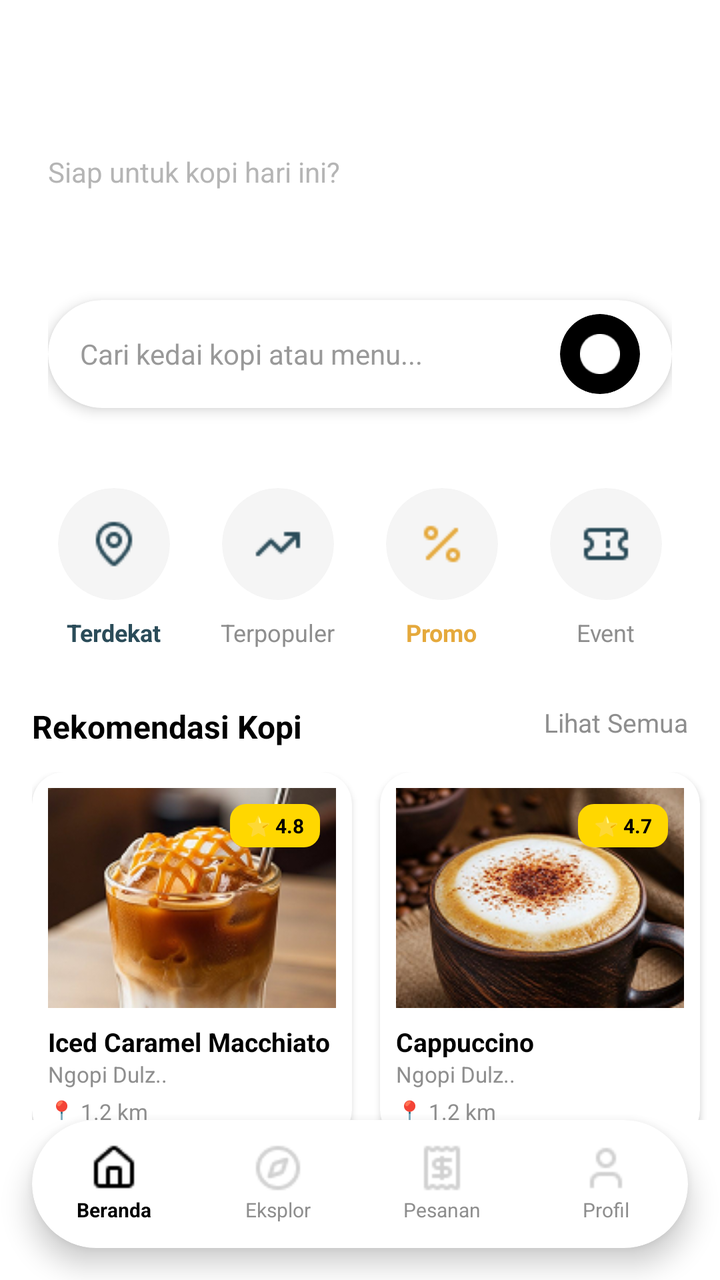
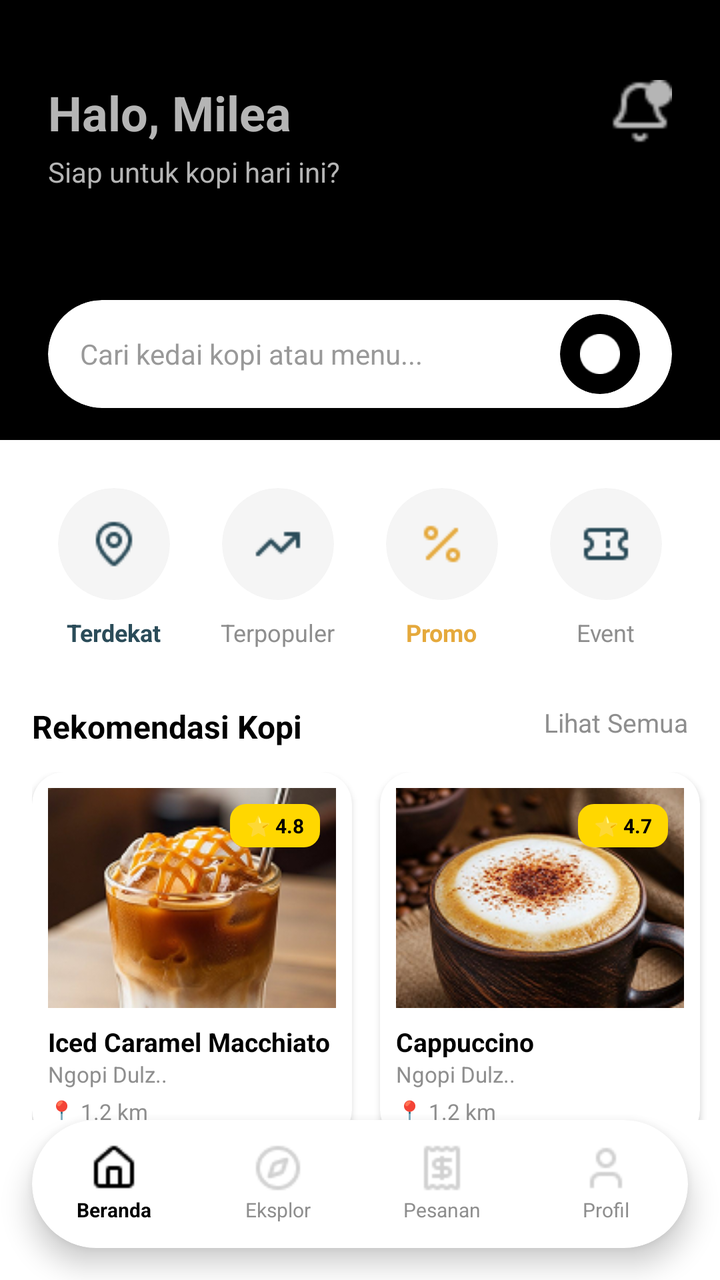

Compare the two renders of this Android layout. The source of the first and the diff that turns it into the second are given below.
<!-- AndroidManifest.xml: application theme Theme.NgopiDulz_frontend -->
<!-- res/layout/activity_main.xml -->
<?xml version="1.0" encoding="utf-8"?>
<androidx.constraintlayout.widget.ConstraintLayout xmlns:android="http://schemas.android.com/apk/res/android"
    xmlns:app="http://schemas.android.com/apk/res-auto"
    xmlns:tools="http://tools.android.com/tools"
    android:layout_width="match_parent"
    android:layout_height="match_parent"
    android:background="#FFFFFF"
    tools:context=".MainActivity">

    <androidx.core.widget.NestedScrollView
        android:layout_width="match_parent"
        android:layout_height="0dp"
        android:fillViewport="true"
        app:layout_constraintBottom_toTopOf="@id/bottom_navigation_card"
        app:layout_constraintTop_toTopOf="parent">

        <LinearLayout
            android:layout_width="match_parent"
            android:layout_height="wrap_content"
            android:orientation="vertical">

            <androidx.constraintlayout.widget.ConstraintLayout
                android:layout_width="match_parent"
                android:layout_height="220dp"
                android:background="@drawable/bg_header_curved"
                android:paddingHorizontal="24dp"
                android:paddingTop="40dp">

                <TextView
                    android:id="@+id/tv_halo"
                    android:layout_width="wrap_content"
                    android:layout_height="wrap_content"
                    android:text="Halo, Milea"
                    android:textColor="#FFFFFF"
                    android:textSize="24sp"
                    android:textStyle="bold"
                    app:layout_constraintStart_toStartOf="parent"
                    app:layout_constraintTop_toTopOf="parent" />

                <TextView
                    android:layout_width="wrap_content"
                    android:layout_height="wrap_content"
                    android:layout_marginTop="4dp"
                    android:text="Siap untuk kopi hari ini?"
                    android:textColor="#B5B5B5"
                    android:textSize="14sp"
                    app:layout_constraintTop_toBottomOf="@id/tv_halo"
                    app:layout_constraintStart_toStartOf="parent" />

                <ImageView
                    android:layout_width="32dp"
                    android:layout_height="32dp"
                    android:src="@drawable/ic_bell"
                    app:layout_constraintEnd_toEndOf="parent"
                    app:layout_constraintTop_toTopOf="parent"
                    app:tint="#FFFFFF" />

                <androidx.cardview.widget.CardView
                    android:layout_width="match_parent"
                    android:layout_height="54dp"
                    android:layout_marginBottom="16dp"
                    app:cardBackgroundColor="#FFFFFF"
                    app:cardCornerRadius="27dp"
                    app:cardElevation="4dp"
                    app:layout_constraintBottom_toBottomOf="parent">

                    <RelativeLayout
                        android:layout_width="match_parent"
                        android:layout_height="match_parent"
                        android:paddingHorizontal="16dp">

                        <EditText
                            android:layout_width="match_parent"
                            android:layout_height="match_parent"
                            android:layout_toStartOf="@id/btn_search_trigger"
                            android:background="@android:color/transparent"
                            android:hint="Cari kedai kopi atau menu..."
                            android:textColor="#000000"
                            android:textColorHint="#999999"
                            android:textSize="14sp" />

                        <androidx.cardview.widget.CardView
                            android:id="@+id/btn_search_trigger"
                            android:layout_width="40dp"
                            android:layout_height="40dp"
                            android:layout_alignParentEnd="true"
                            android:layout_centerVertical="true"
                            app:cardBackgroundColor="#000000"
                            app:cardCornerRadius="20dp"
                            app:cardElevation="0dp">
                            <ImageView
                                android:layout_width="match_parent"
                                android:layout_height="match_parent"
                                android:padding="10dp"
                                android:src="@drawable/ic_search_black"
                                app:tint="#FFFFFF" />
                        </androidx.cardview.widget.CardView>
                    </RelativeLayout>
                </androidx.cardview.widget.CardView>
            </androidx.constraintlayout.widget.ConstraintLayout>

            <LinearLayout
                android:layout_width="match_parent"
                android:layout_height="wrap_content"
                android:layout_marginTop="24dp"
                android:orientation="horizontal"
                android:weightSum="4"
                android:paddingHorizontal="16dp">

                <LinearLayout android:layout_width="0dp" android:layout_height="wrap_content" android:layout_weight="1" android:orientation="vertical" android:gravity="center">
                    <androidx.cardview.widget.CardView android:layout_width="56dp" android:layout_height="56dp" app:cardCornerRadius="28dp" app:cardBackgroundColor="#F5F5F5" app:cardElevation="0dp">
                        <ImageView android:layout_width="match_parent" android:layout_height="match_parent" android:padding="16dp" android:src="@drawable/ic_terdekat" app:tint="#2B4C59"/>
                    </androidx.cardview.widget.CardView>
                    <TextView android:layout_width="wrap_content" android:layout_height="wrap_content" android:text="Terdekat" android:textColor="#2B4C59" android:textSize="12sp" android:layout_marginTop="8dp" android:textStyle="bold"/>
                </LinearLayout>

                <LinearLayout android:layout_width="0dp" android:layout_height="wrap_content" android:layout_weight="1" android:orientation="vertical" android:gravity="center">
                    <androidx.cardview.widget.CardView android:layout_width="56dp" android:layout_height="56dp" app:cardCornerRadius="28dp" app:cardBackgroundColor="#F5F5F5" app:cardElevation="0dp">
                        <ImageView android:layout_width="match_parent" android:layout_height="match_parent" android:padding="16dp" android:src="@drawable/ic_terpopuler" app:tint="#2B4C59"/>
                    </androidx.cardview.widget.CardView>
                    <TextView android:layout_width="wrap_content" android:layout_height="wrap_content" android:text="Terpopuler" android:textColor="#8E8E8E" android:textSize="12sp" android:layout_marginTop="8dp"/>
                </LinearLayout>

                <LinearLayout android:layout_width="0dp" android:layout_height="wrap_content" android:layout_weight="1" android:orientation="vertical" android:gravity="center">
                    <androidx.cardview.widget.CardView android:layout_width="56dp" android:layout_height="56dp" app:cardCornerRadius="28dp" app:cardBackgroundColor="#F5F5F5" app:cardElevation="0dp">
                        <ImageView android:layout_width="match_parent" android:layout_height="match_parent" android:padding="16dp" android:src="@drawable/ic_promo" app:tint="#E5A93C"/>
                    </androidx.cardview.widget.CardView>
                    <TextView android:layout_width="wrap_content" android:layout_height="wrap_content" android:text="Promo" android:textColor="#E5A93C" android:textSize="12sp" android:layout_marginTop="8dp" android:textStyle="bold"/>
                </LinearLayout>

                <LinearLayout android:layout_width="0dp" android:layout_height="wrap_content" android:layout_weight="1" android:orientation="vertical" android:gravity="center">
                    <androidx.cardview.widget.CardView android:layout_width="56dp" android:layout_height="56dp" app:cardCornerRadius="28dp" app:cardBackgroundColor="#F5F5F5" app:cardElevation="0dp">
                        <ImageView android:layout_width="match_parent" android:layout_height="match_parent" android:padding="16dp" android:src="@drawable/ic_event" app:tint="#2B4C59"/>
                    </androidx.cardview.widget.CardView>
                    <TextView android:layout_width="wrap_content" android:layout_height="wrap_content" android:text="Event" android:textColor="#8E8E8E" android:textSize="12sp" android:layout_marginTop="8dp"/>
                </LinearLayout>
            </LinearLayout>

            <RelativeLayout
                android:layout_width="match_parent"
                android:layout_height="wrap_content"
                android:layout_marginTop="28dp"
                android:paddingHorizontal="16dp">
                <TextView
                    android:layout_width="wrap_content"
                    android:layout_height="wrap_content"
                    android:text="Rekomendasi Kopi"
                    android:textColor="#000000"
                    android:textSize="16sp"
                    android:textStyle="bold" />
                <TextView
                    android:layout_width="wrap_content"
                    android:layout_height="wrap_content"
                    android:layout_alignParentEnd="true"
                    android:text="Lihat Semua"
                    android:textColor="#8E8E8E"
                    android:textSize="13sp" />
            </RelativeLayout>

            <HorizontalScrollView
                android:layout_width="match_parent"
                android:layout_height="wrap_content"
                android:scrollbars="none"
                android:layout_marginTop="12dp"
                android:paddingHorizontal="16dp"
                android:clipToPadding="false">

                <LinearLayout
                    android:layout_width="wrap_content"
                    android:layout_height="wrap_content"
                    android:orientation="horizontal">

                    <androidx.cardview.widget.CardView
                        android:layout_width="160dp"
                        android:layout_height="wrap_content"
                        android:layout_marginEnd="14dp"
                        android:layout_marginBottom="8dp"
                        app:cardBackgroundColor="#FFFFFF"
                        app:cardCornerRadius="16dp"
                        app:cardElevation="2dp">

                        <LinearLayout
                            android:layout_width="match_parent"
                            android:layout_height="wrap_content"
                            android:orientation="vertical"
                            android:padding="8dp">

                            <FrameLayout
                                android:layout_width="match_parent"
                                android:layout_height="110dp">
                                <ImageView
                                    android:layout_width="match_parent"
                                    android:layout_height="match_parent"
                                    android:scaleType="centerCrop"
                                    android:src="@drawable/img_macchiato" />
                                <TextView
                                    android:layout_width="wrap_content"
                                    android:layout_height="wrap_content"
                                    android:layout_gravity="end"
                                    android:layout_margin="8dp"
                                    android:background="@drawable/bg_rating_badge"
                                    android:paddingHorizontal="8dp"
                                    android:paddingVertical="4dp"
                                    android:text="⭐ 4.8"
                                    android:textColor="#000000"
                                    android:textSize="10sp"
                                    android:textStyle="bold" />
                            </FrameLayout>

                            <TextView
                                android:layout_width="match_parent"
                                android:layout_height="wrap_content"
                                android:layout_marginTop="8dp"
                                android:text="Iced Caramel Macchiato"
                                android:textColor="#000000"
                                android:textSize="13sp"
                                android:textStyle="bold"
                                android:maxLines="1"
                                android:ellipsize="end"/>
                            <TextView
                                android:layout_width="match_parent"
                                android:layout_height="wrap_content"
                                android:text="Ngopi Dulz.."
                                android:textColor="#8E8E8E"
                                android:textSize="11sp" />
                            <TextView
                                android:layout_width="match_parent"
                                android:layout_height="wrap_content"
                                android:layout_marginTop="4dp"
                                android:text="📍 1.2 km"
                                android:textColor="#8E8E8E"
                                android:textSize="11sp" />
                        </LinearLayout>
                    </androidx.cardview.widget.CardView>

                    <androidx.cardview.widget.CardView
                        android:layout_width="160dp"
                        android:layout_height="wrap_content"
                        android:layout_marginEnd="14dp"
                        android:layout_marginBottom="8dp"
                        app:cardBackgroundColor="#FFFFFF"
                        app:cardCornerRadius="16dp"
                        app:cardElevation="2dp">

                        <LinearLayout
                            android:layout_width="match_parent"
                            android:layout_height="wrap_content"
                            android:orientation="vertical"
                            android:padding="8dp">

                            <FrameLayout
                                android:layout_width="match_parent"
                                android:layout_height="110dp">
                                <ImageView
                                    android:layout_width="match_parent"
                                    android:layout_height="match_parent"
                                    android:scaleType="centerCrop"
                                    android:src="@drawable/img_cappuccino" />
                                <TextView
                                    android:layout_width="wrap_content"
                                    android:layout_height="wrap_content"
                                    android:layout_gravity="end"
                                    android:layout_margin="8dp"
                                    android:background="@drawable/bg_rating_badge"
                                    android:paddingHorizontal="8dp"
                                    android:paddingVertical="4dp"
                                    android:text="⭐ 4.7"
                                    android:textColor="#000000"
                                    android:textSize="10sp"
                                    android:textStyle="bold" />
                            </FrameLayout>

                            <TextView
                                android:layout_width="match_parent"
                                android:layout_height="wrap_content"
                                android:layout_marginTop="8dp"
                                android:text="Cappuccino"
                                android:textColor="#000000"
                                android:textSize="13sp"
                                android:textStyle="bold" />
                            <TextView
                                android:layout_width="match_parent"
                                android:layout_height="wrap_content"
                                android:text="Ngopi Dulz.."
                                android:textColor="#8E8E8E"
                                android:textSize="11sp" />
                            <TextView
                                android:layout_width="match_parent"
                                android:layout_height="wrap_content"
                                android:layout_marginTop="4dp"
                                android:text="📍 1.2 km"
                                android:textColor="#8E8E8E"
                                android:textSize="11sp" />
                        </LinearLayout>
                    </androidx.cardview.widget.CardView>
                </LinearLayout>
            </HorizontalScrollView>

            <RelativeLayout
                android:layout_width="match_parent"
                android:layout_height="wrap_content"
                android:layout_marginTop="20dp"
                android:paddingHorizontal="16dp">
                <TextView
                    android:layout_width="wrap_content"
                    android:layout_height="wrap_content"
                    android:text="Rekomendasi Pastry"
                    android:textColor="#000000"
                    android:textSize="16sp"
                    android:textStyle="bold" />
                <TextView
                    android:layout_width="wrap_content"
                    android:layout_height="wrap_content"
                    android:layout_alignParentEnd="true"
                    android:text="Lihat Semua"
                    android:textColor="#8E8E8E"
                    android:textSize="13sp" />
            </RelativeLayout>

            <HorizontalScrollView
                android:layout_width="match_parent"
                android:layout_height="wrap_content"
                android:scrollbars="none"
                android:layout_marginTop="12dp"
                android:paddingHorizontal="16dp"
                android:clipToPadding="false"
                android:layout_marginBottom="32dp">

                <LinearLayout
                    android:layout_width="wrap_content"
                    android:layout_height="wrap_content"
                    android:orientation="horizontal">

                    <androidx.cardview.widget.CardView
                        android:layout_width="160dp"
                        android:layout_height="wrap_content"
                        android:layout_marginEnd="14dp"
                        android:layout_marginBottom="8dp"
                        app:cardBackgroundColor="#FFFFFF"
                        app:cardCornerRadius="16dp"
                        app:cardElevation="2dp">

                        <LinearLayout
                            android:layout_width="match_parent"
                            android:layout_height="wrap_content"
                            android:orientation="vertical"
                            android:padding="8dp">

                            <FrameLayout
                                android:layout_width="match_parent"
                                android:layout_height="110dp">
                                <ImageView
                                    android:layout_width="match_parent"
                                    android:layout_height="match_parent"
                                    android:scaleType="centerCrop"
                                    android:src="@drawable/img_croissant" />
                                <TextView
                                    android:layout_width="wrap_content"
                                    android:layout_height="wrap_content"
                                    android:layout_gravity="end"
                                    android:layout_margin="8dp"
                                    android:background="@drawable/bg_rating_badge"
                                    android:paddingHorizontal="8dp"
                                    android:paddingVertical="4dp"
                                    android:text="⭐ 4.8"
                                    android:textColor="#000000"
                                    android:textSize="10sp"
                                    android:textStyle="bold" />
                            </FrameLayout>

                            <TextView
                                android:layout_width="match_parent"
                                android:layout_height="wrap_content"
                                android:layout_marginTop="8dp"
                                android:text="Premium Croissant"
                                android:textColor="#000000"
                                android:textSize="13sp"
                                android:textStyle="bold" />
                            <TextView
                                android:layout_width="match_parent"
                                android:layout_height="wrap_content"
                                android:text="Ngopi Dulz.."
                                android:textColor="#8E8E8E"
                                android:textSize="11sp" />
                        </LinearLayout>
                    </androidx.cardview.widget.CardView>
                </LinearLayout>
            </HorizontalScrollView>

        </LinearLayout>
    </androidx.core.widget.NestedScrollView>

    <androidx.cardview.widget.CardView
        android:id="@+id/bottom_navigation_card"
        android:layout_width="match_parent"
        android:layout_height="64dp"
        android:layout_margin="16dp"
        app:cardBackgroundColor="#FFFFFF"
        app:cardCornerRadius="32dp"
        app:cardElevation="8dp"
        app:layout_constraintBottom_toBottomOf="parent">

        <LinearLayout
            android:layout_width="match_parent"
            android:layout_height="match_parent"
            android:orientation="horizontal"
            android:weightSum="4">

            <LinearLayout android:id="@+id/btn_nav_beranda" android:layout_width="0dp" android:layout_height="match_parent" android:layout_weight="1" android:orientation="vertical" android:gravity="center">
                <ImageView android:layout_width="24dp" android:layout_height="24dp" android:src="@drawable/ic_home" app:tint="#000000"/>
                <TextView android:layout_width="wrap_content" android:layout_height="wrap_content" android:text="Beranda" android:textColor="#000000" android:textSize="10sp" android:textStyle="bold" android:layout_marginTop="2dp"/>
            </LinearLayout>

            <LinearLayout android:id="@+id/btn_nav_eksplor" android:layout_width="0dp" android:layout_height="match_parent" android:layout_weight="1" android:orientation="vertical" android:gravity="center">
                <ImageView android:layout_width="24dp" android:layout_height="24dp" android:src="@drawable/ic_explore" app:tint="#8E8E8E"/>
                <TextView android:layout_width="wrap_content" android:layout_height="wrap_content" android:text="Eksplor" android:textColor="#8E8E8E" android:textSize="10sp" android:layout_marginTop="2dp"/>
            </LinearLayout>

            <LinearLayout android:id="@+id/btn_nav_pesanan" android:layout_width="0dp" android:layout_height="match_parent" android:layout_weight="1" android:orientation="vertical" android:gravity="center">
                <ImageView android:layout_width="24dp" android:layout_height="24dp" android:src="@drawable/ic_nota" app:tint="#8E8E8E"/>
                <TextView android:layout_width="wrap_content" android:layout_height="wrap_content" android:text="Pesanan" android:textColor="#8E8E8E" android:textSize="10sp" android:layout_marginTop="2dp"/>
            </LinearLayout>

            <LinearLayout android:id="@+id/btn_nav_profil" android:layout_width="0dp" android:layout_height="match_parent" android:layout_weight="1" android:orientation="vertical" android:gravity="center">
                <ImageView android:layout_width="24dp" android:layout_height="24dp" android:src="@drawable/ic_profil" app:tint="#8E8E8E"/>
                <TextView android:layout_width="wrap_content" android:layout_height="wrap_content" android:text="Profil" android:textColor="#8E8E8E" android:textSize="10sp" android:layout_marginTop="2dp"/>
            </LinearLayout>
        </LinearLayout>
    </androidx.cardview.widget.CardView>

</androidx.constraintlayout.widget.ConstraintLayout>
<!-- resources referenced by this layout -->
<resources>
  <!-- drawable bg_header_curved (drawable) -->
  <?xml version="1.0" encoding="utf-8"?>
  <selector xmlns:android="http://schemas.android.com/apk/res/android">
  
  </selector>
  <!-- drawable bg_rating_badge (drawable) -->
  <?xml version="1.0" encoding="utf-8"?>
  <shape xmlns:android="http://schemas.android.com/apk/res/android">
      <solid android:color="#FFD700" /> <corners android:radius="8dp" /> </shape>
  <!-- drawable ic_bell: png bitmap (drawable, 532 bytes) -->
  <!-- drawable ic_event: png bitmap (drawable, 573 bytes) -->
  <!-- drawable ic_explore: png bitmap (drawable, 999 bytes) -->
  <!-- drawable ic_home: png bitmap (drawable, 601 bytes) -->
  <!-- drawable ic_nota: png bitmap (drawable, 629 bytes) -->
  <!-- drawable ic_profil: png bitmap (drawable, 558 bytes) -->
  <!-- drawable ic_promo: png bitmap (drawable, 466 bytes) -->
  <!-- drawable ic_search_black: png bitmap (drawable, 964 bytes) -->
  <!-- drawable ic_terdekat: png bitmap (drawable, 814 bytes) -->
  <!-- drawable ic_terpopuler: png bitmap (drawable, 349 bytes) -->
  <!-- drawable img_cappuccino: png bitmap (drawable, 60071 bytes) -->
  <!-- drawable img_croissant: png bitmap (drawable, 65572 bytes) -->
  <!-- drawable img_macchiato: png bitmap (drawable, 47244 bytes) -->
  <style name="Theme.NgopiDulz_frontend" parent="Base.Theme.NgopiDulz_frontend" />
  <style name="Base.Theme.NgopiDulz_frontend" parent="Theme.Material3.DayNight.NoActionBar">
          
          
      </style>
</resources>

<!-- the commit's change to res/layout/activity_main.xml (unified diff, before → after) -->
@@ -22,16 +22,17 @@
             <androidx.constraintlayout.widget.ConstraintLayout
                 android:layout_width="match_parent"
                 android:layout_height="220dp"
-                android:background="@drawable/bg_header_curved"
+                android:background="#000000"
                 android:paddingHorizontal="24dp"
                 android:paddingTop="40dp">
 
+
                 <TextView
                     android:id="@+id/tv_halo"
                     android:layout_width="wrap_content"
                     android:layout_height="wrap_content"
                     android:text="Halo, Milea"
-                    android:textColor="#FFFFFF"
+                    android:textColor="#B5B5B5"
                     android:textSize="24sp"
                     android:textStyle="bold"
                     app:layout_constraintStart_toStartOf="parent"
@@ -53,7 +54,7 @@
                     android:src="@drawable/ic_bell"
                     app:layout_constraintEnd_toEndOf="parent"
                     app:layout_constraintTop_toTopOf="parent"
-                    app:tint="#FFFFFF" />
+                    app:tint="#B5B5B5" />
 
                 <androidx.cardview.widget.CardView
                     android:layout_width="match_parent"
@@ -406,22 +407,22 @@
             android:orientation="horizontal"
             android:weightSum="4">
 
-            <LinearLayout android:id="@+id/btn_nav_beranda" android:layout_width="0dp" android:layout_height="match_parent" android:layout_weight="1" android:orientation="vertical" android:gravity="center">
+            <LinearLayout android:layout_width="0dp" android:layout_height="match_parent" android:layout_weight="1" android:orientation="vertical" android:gravity="center">
                 <ImageView android:layout_width="24dp" android:layout_height="24dp" android:src="@drawable/ic_home" app:tint="#000000"/>
                 <TextView android:layout_width="wrap_content" android:layout_height="wrap_content" android:text="Beranda" android:textColor="#000000" android:textSize="10sp" android:textStyle="bold" android:layout_marginTop="2dp"/>
             </LinearLayout>
 
-            <LinearLayout android:id="@+id/btn_nav_eksplor" android:layout_width="0dp" android:layout_height="match_parent" android:layout_weight="1" android:orientation="vertical" android:gravity="center">
+            <LinearLayout android:layout_width="0dp" android:layout_height="match_parent" android:layout_weight="1" android:orientation="vertical" android:gravity="center">
                 <ImageView android:layout_width="24dp" android:layout_height="24dp" android:src="@drawable/ic_explore" app:tint="#8E8E8E"/>
                 <TextView android:layout_width="wrap_content" android:layout_height="wrap_content" android:text="Eksplor" android:textColor="#8E8E8E" android:textSize="10sp" android:layout_marginTop="2dp"/>
             </LinearLayout>
 
-            <LinearLayout android:id="@+id/btn_nav_pesanan" android:layout_width="0dp" android:layout_height="match_parent" android:layout_weight="1" android:orientation="vertical" android:gravity="center">
+            <LinearLayout android:layout_width="0dp" android:layout_height="match_parent" android:layout_weight="1" android:orientation="vertical" android:gravity="center">
                 <ImageView android:layout_width="24dp" android:layout_height="24dp" android:src="@drawable/ic_nota" app:tint="#8E8E8E"/>
                 <TextView android:layout_width="wrap_content" android:layout_height="wrap_content" android:text="Pesanan" android:textColor="#8E8E8E" android:textSize="10sp" android:layout_marginTop="2dp"/>
             </LinearLayout>
 
-            <LinearLayout android:id="@+id/btn_nav_profil" android:layout_width="0dp" android:layout_height="match_parent" android:layout_weight="1" android:orientation="vertical" android:gravity="center">
+            <LinearLayout android:layout_width="0dp" android:layout_height="match_parent" android:layout_weight="1" android:orientation="vertical" android:gravity="center">
                 <ImageView android:layout_width="24dp" android:layout_height="24dp" android:src="@drawable/ic_profil" app:tint="#8E8E8E"/>
                 <TextView android:layout_width="wrap_content" android:layout_height="wrap_content" android:text="Profil" android:textColor="#8E8E8E" android:textSize="10sp" android:layout_marginTop="2dp"/>
             </LinearLayout>
<!-- resource entries referenced after the edit -->
@@ -1,10 +1,5 @@
 <!-- resources referenced by this layout -->
 <resources>
-  <!-- drawable bg_header_curved (drawable) -->
-  <?xml version="1.0" encoding="utf-8"?>
-  <selector xmlns:android="http://schemas.android.com/apk/res/android">
-  
-  </selector>
   <!-- drawable bg_rating_badge (drawable) -->
   <?xml version="1.0" encoding="utf-8"?>
   <shape xmlns:android="http://schemas.android.com/apk/res/android">
